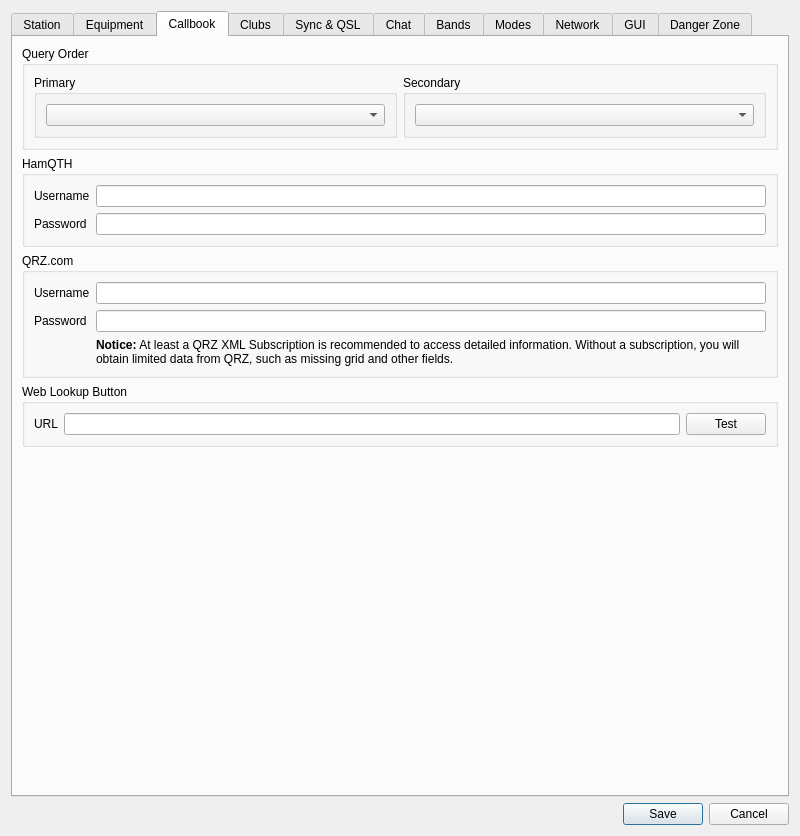
This is ui/SettingsDialog.ui in aa5sh/QLog as Qt 5 draws it before an edit. The edited form follows.
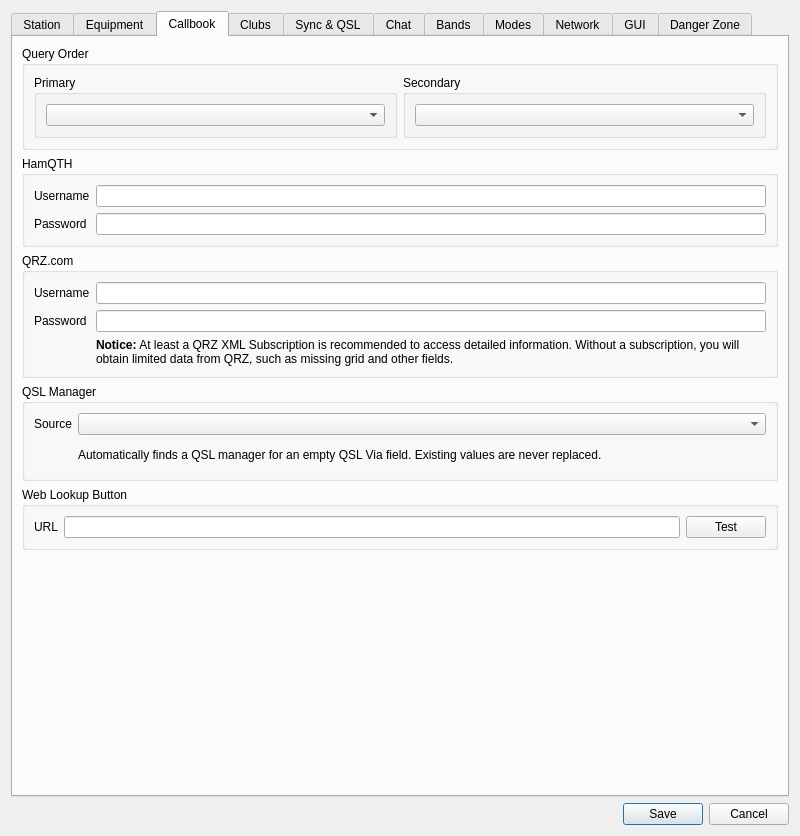
This is the edited form. The open tabs and pages were chosen to show the change. Icons and pictures are not drawn. Custom widgets are drawn as their Qt base class.

Commit message: Services: Added QSLInfo.de as the QSL Manager Service Integration

Patch:
```diff
--- a/ui/SettingsDialog.ui
+++ b/ui/SettingsDialog.ui
@@ -3401,6 +3401,35 @@
          </layout>
         </widget>
        </item>
+       <item>
+        <widget class="QGroupBox" name="qslManagerGroupBox">
+         <property name="title">
+          <string>QSL Manager</string>
+         </property>
+         <layout class="QFormLayout" name="qslManagerFormLayout">
+          <item row="0" column="0">
+           <widget class="QLabel" name="qslManagerSourceLabel">
+            <property name="text">
+             <string>Source</string>
+            </property>
+           </widget>
+          </item>
+          <item row="0" column="1">
+           <widget class="QComboBox" name="qslManagerSourceCombo"/>
+          </item>
+          <item row="1" column="1">
+           <widget class="QLabel" name="qslManagerNoticeLabel">
+            <property name="text">
+             <string>Automatically finds a QSL manager for an empty QSL Via field. Existing values are never replaced.</string>
+            </property>
+            <property name="wordWrap">
+             <bool>true</bool>
+            </property>
+           </widget>
+          </item>
+         </layout>
+        </widget>
+       </item>
        <item>
         <widget class="QGroupBox" name="groupBox_3">
          <property name="title">
```
Left out of the diff: 3 changed lines with no effect on the pictures. The commit also changes 15 other files.
